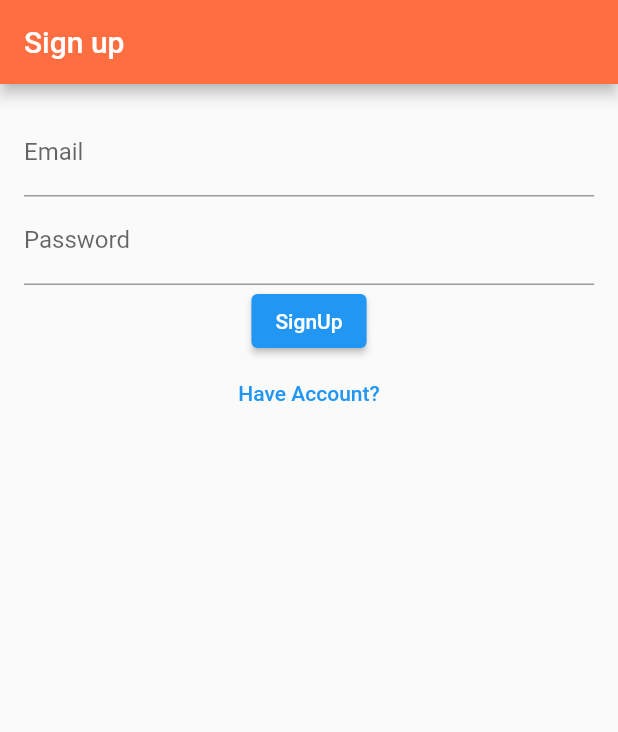
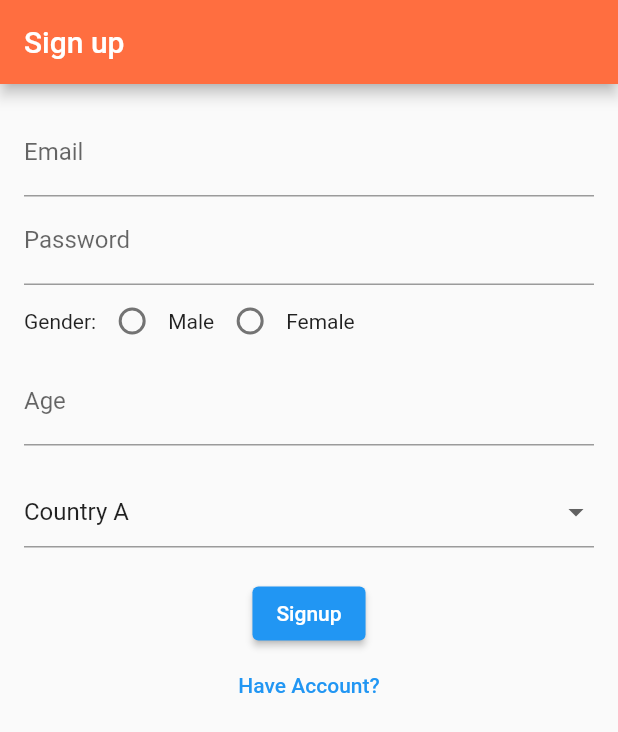
Before and after one commit to NeelVora1119/login_auth, a Flutter app: the screen it shows after launch, on a phone screen of 412 x 824 dp. Shown: the top 732 px of the screen. Run offline on Flutter 3.47's test engine with Material 2 defaults, Android fonts, the phone set to English and light mode, and no system bars; our stand-ins replace cloud_firestore, firebase_auth, firebase_core; accounts and stored records are empty.

```diff
--- a/lib/main.dart
+++ b/lib/main.dart
@@ -1,7 +1,7 @@
 import 'package:firebase_core/firebase_core.dart';
 import 'package:flutter/material.dart';
 import 'package:login_auth/firebase_options.dart';
-import 'package:login_auth/loginScreen.dart';
+
 import 'package:login_auth/sign_up.dart';
 
 void main() async {
--- a/lib/sign_up.dart
+++ b/lib/sign_up.dart
@@ -2,7 +2,7 @@ import 'package:firebase_auth/firebase_auth.dart';
 import 'package:flutter/material.dart';
 import 'package:login_auth/home.dart';
 import 'package:login_auth/loginScreen.dart';
-import 'package:login_auth/main.dart';
+import 'package:cloud_firestore/cloud_firestore.dart';
 
 class Signup extends StatefulWidget {
   const Signup({super.key});
@@ -16,9 +16,17 @@ class _SignupState extends State<Signup> {
   final GlobalKey<FormState> _formKey = GlobalKey<FormState>();
   TextEditingController _emailController = TextEditingController();
   TextEditingController _pwdController = TextEditingController();
+  TextEditingController _ageController = TextEditingController();
+  // TextEditingController _selectedCountryController = TextEditingController();
   User? user;
   String _email = "";
   String _pass = "";
+  String _gender = "";
+
+  String _selectedCountry = "Country A"; // initial value
+
+  var _isAuthenticating = false;
+  List<String> countries = ["Country A", "Country B", "Country C"];
   @override
   Widget build(BuildContext context) {
     return Scaffold(
@@ -66,15 +74,70 @@ class _SignupState extends State<Signup> {
                 });
               },
             ),
+            Row(
+              children: [
+                Text('Gender:'),
+                Radio(
+                  activeColor: Colors.black,
+                  value: 'Male',
+                  groupValue: _gender,
+                  onChanged: (value) {
+                    setState(() {
+                      _gender = value.toString();
+                    });
+                  },
+                ),
+                Text('Male'),
+                Radio(
+                  activeColor: Colors.black,
+                  value: 'Female',
+                  groupValue: _gender,
+                  onChanged: (value) {
+                    setState(() {
+                      _gender = value.toString();
+                    });
+                  },
+                ),
+                Text('Female'),
+              ],
+            ),
+            TextFormField(
+              controller: _ageController,
+              keyboardType: TextInputType.number,
+              decoration: const InputDecoration(
+                labelText: 'Age',
+              ),
+              validator: (value) {
+                if (value == null || value.isEmpty) {
+                  return "Please Enter Age";
+                }
+                return null;
+              },
+            ),
+            const SizedBox(height: 20),
+            DropdownButtonFormField(
+              hint: Text('Please choose a country'),
+              value: _selectedCountry,
+              onChanged: (newValue) {
+                setState(() {
+                  _selectedCountry = newValue.toString();
+                });
+              },
+              items: countries.map((country) {
+                return DropdownMenuItem(
+                  value: country,
+                  child: Text(country),
+                );
+              }).toList(),
+            ),
+            const SizedBox(height: 20),
+            if (_isAuthenticating) const CircularProgressIndicator(),
+            if (!_isAuthenticating)
               ElevatedButton(
-              onPressed: () {
-                print(_email);
-                if (_formKey.currentState!.validate()) {
-                  _handleSignup();
-                }
-              },
-              child: const Text('SignUp'),
+                onPressed: _handleSignup,
+                child: const Text('Signup'),
               ),
+            if (!_isAuthenticating)
               TextButton(
                 onPressed: () {
                   Navigator.of(context).pushReplacement(MaterialPageRoute(
@@ -91,6 +154,9 @@ class _SignupState extends State<Signup> {
 
   void _handleSignup() async {
     try {
+      setState(() {
+        _isAuthenticating = true;
+      });
       UserCredential userCredential =
           await _auth.createUserWithEmailAndPassword(
         email: _email,
@@ -99,6 +165,15 @@ class _SignupState extends State<Signup> {
       user = userCredential.user;
 
       print('user registered ${userCredential.user!.email}');
+
+      // Store additional user data in Firestore
+      await FirebaseFirestore.instance.collection('users').doc(user!.uid).set({
+        'email': _email,
+        'gender': _gender,
+        'age': int.parse(_ageController.text),
+        'country': _selectedCountry,
+        // Add more fields as needed
+      });
 
       // Show a success Snackbar
       ScaffoldMessenger.of(context).showSnackBar(
@@ -126,6 +201,19 @@ class _SignupState extends State<Signup> {
           duration: const Duration(seconds: 2),
         ),
       );
+      setState(() {
+        _isAuthenticating = false;
+      });
+    } on FirebaseException catch (e) {
+      print('Firestore Error: ${e.message}');
+      setState(() {
+        _isAuthenticating = false;
+      });
+    } catch (e) {
+      print('Firestore Write Error: $e');
+      setState(() {
+        _isAuthenticating = false;
+      });
     }
   }
 }
--- a/pubspec.yaml
+++ b/pubspec.yaml
@@ -37,6 +37,7 @@ dependencies:
   cupertino_icons: ^1.0.2
   firebase_core: ^2.17.0
   firebase_auth: ^4.10.1
+  cloud_firestore: ^4.9.3
 
 dev_dependencies:
   flutter_test:
```
Also changed, not shown: lib/raw.dart (added, +120 -0 lines), pubspec.lock, 2 other files. Lines whose indentation alone changed are shown as unchanged.
